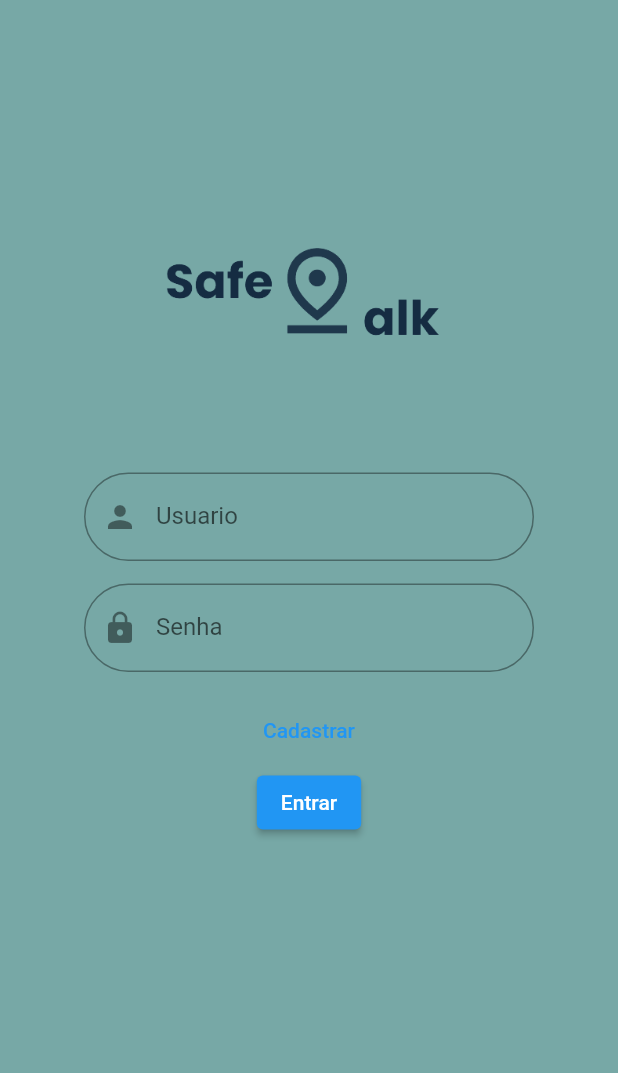
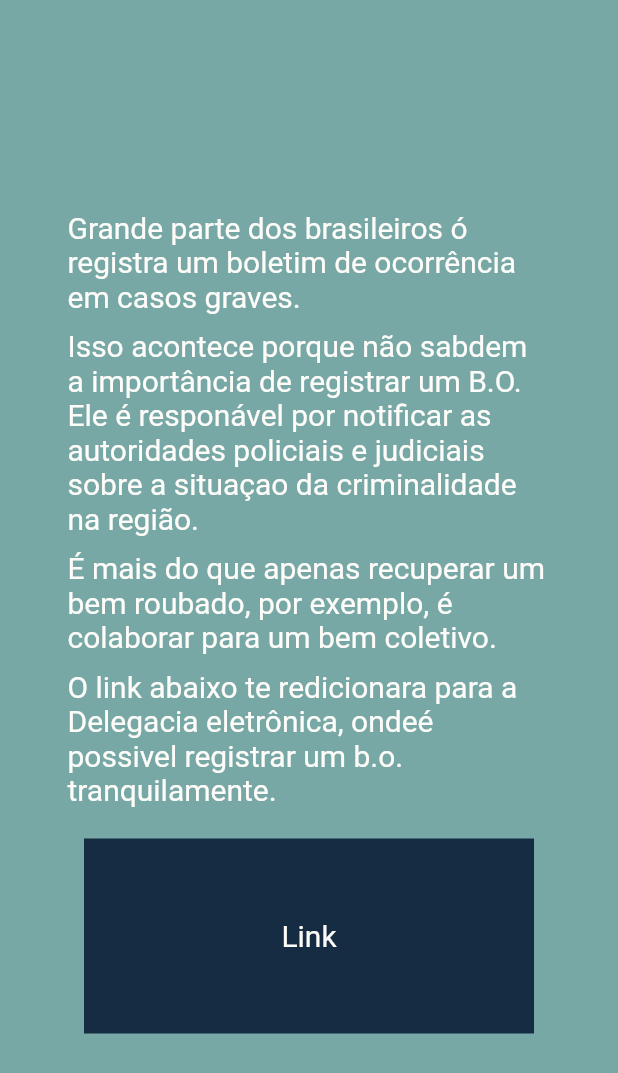
Before and after one commit to lavianii/Tcc-Front-End, a Flutter app: the screen it shows after launch, on a phone screen of 412 x 824 dp. Shown: the top 1073 px of the screen. Run offline on Flutter 3.47's test engine with Material 2 defaults, Android fonts, the phone set to English and light mode, and no system bars.

Commit message:
tela de boletim de ocorrencia v1

```diff
--- /dev/null
+++ b/flutter_application/lib/components/card.dart
@@ -0,0 +1,35 @@
+import 'package:flutter/material.dart';
+
+class card extends StatelessWidget {
+
+   final color;
+   final double width;
+   final double height;
+   final double marginLeft;
+   final double marginTop;
+   final double marginRight;
+   final double marginBottom;
+   final Widget child;
+   final double alignmentX;
+   final double alignmentY;
+
+
+  const card({Key? key, required this.width, required this.height,required this.color,
+            required this.marginLeft, required this.marginTop,required this.marginRight,
+              required this.marginBottom,required this.child,required this.alignmentX, required this.alignmentY}) : super(key: key);
+
+
+  @override
+  Widget build(BuildContext context) {
+    return (
+        Container(
+          width: width,
+          height: height,
+          color: Color(color),
+          margin: EdgeInsets.fromLTRB(marginLeft, marginTop, marginRight, marginBottom),
+          alignment: Alignment(alignmentX,alignmentY),
+          child: child,
+      )
+    );
+  }
+}
--- /dev/null
+++ b/flutter_application/lib/components/paragrafo.dart
@@ -0,0 +1,28 @@
+import 'package:flutter/material.dart';
+
+class paragrafo extends StatelessWidget {
+
+   final String texto;
+   final double padding;
+
+
+
+  const paragrafo({Key? key, required this.texto, required this.padding}) : super(key: key);
+
+
+  @override
+  Widget build(BuildContext context) {
+    return (
+            Padding(
+              padding:  EdgeInsets.symmetric(vertical: padding),
+              child: Text(
+                  texto,
+                  style: const TextStyle(
+                    color: Color(0xfffdfcf9),
+                    fontSize:  20,
+                  )
+                ),
+            )
+      );
+  }
+}
--- /dev/null
+++ b/flutter_application/lib/components/textoBoletim.dart
@@ -0,0 +1,54 @@
+import 'package:flutter/material.dart';
+import 'package:flutter_application/components/paragrafo.dart';
+import 'package:flutter_application/components/card.dart';
+
+class textoBoletim extends StatelessWidget {
+  const textoBoletim({
+    Key? key,
+  }) : super(key: key);
+
+  @override
+  Widget build(BuildContext context) {
+    return (Scaffold(
+      backgroundColor: const Color.fromRGBO(119, 168, 166, 1.0),
+      body: Padding(
+        padding: const EdgeInsets.symmetric(horizontal: 45, vertical: 100),
+        child: Column(
+          mainAxisAlignment: MainAxisAlignment.center,
+          children: const [
+            paragrafo(
+              texto: 'Grande parte dos brasileiros ó registra um boletim de ocorrência em casos graves.',
+              padding:  5),
+
+            paragrafo(
+              texto: 'Isso acontece porque não sabdem a importância de registrar um B.O. Ele é responável por notificar as autoridades policiais e judiciais sobre a situaçao da criminalidade na região.',
+              padding: 5),
+
+            paragrafo(
+              texto: 'É mais do que apenas recuperar um bem roubado, por exemplo, é colaborar para um bem coletivo.',
+              padding: 5),
+
+            paragrafo(
+              texto: 'O link abaixo te redicionara para a Delegacia eletrônica, ondeé possivel registrar um b.o. tranquilamente.',
+              padding: 5),
+
+            card(
+              width: 300,
+              height: 130,
+              color: 0xff152C42,
+              marginLeft: 0,
+              marginBottom: 0,
+              marginRight: 0,
+              marginTop: 16,
+              alignmentX: 0,
+              alignmentY: 0,
+              child: paragrafo(
+                texto: 'Link',
+                padding:0 ),
+            )
+          ],
+        ),
+      ),
+    ));
+  }
+}
--- a/flutter_application/lib/main.dart
+++ b/flutter_application/lib/main.dart
@@ -3,6 +3,7 @@ import 'package:flutter_application/components/cadastrarBotao.dart';
 import 'package:flutter_application/components/entrarBotao.dart';
 import 'package:flutter_application/components/estiloTextFild.dart';
 import 'package:flutter_application/components/logo.dart';
+import 'package:flutter_application/components/textoBoletim.dart';
 
 void main() {
   runApp(
@@ -23,8 +24,15 @@ class MyApp extends StatefulWidget {
 class _MyAppState extends State<MyApp> {
   @override
   Widget build(BuildContext context) {
-    return Scaffold(
-      backgroundColor: const Color.fromRGBO(119, 168, 166, 1.0),
+    return Container(
+      //testando
+      child: textoBoletim(),
+
+    );
+
+
+    // codigo login
+      /*backgroundColor: const Color.fromRGBO(119, 168, 166, 1.0),
       resizeToAvoidBottomInset: false,
       body: SizedBox(
         height: double.infinity,
@@ -46,7 +54,7 @@ class _MyAppState extends State<MyApp> {
             ),
           ),
         ),
-      ),
-    );
+      ),*/
+
   }
 }
```
